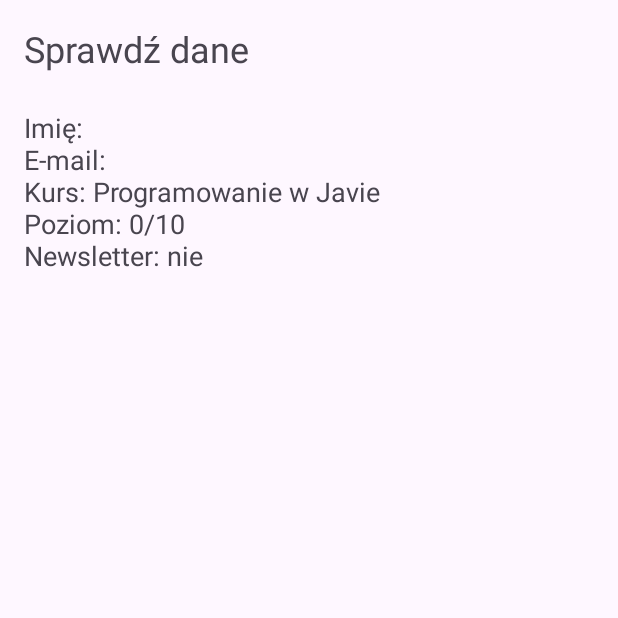
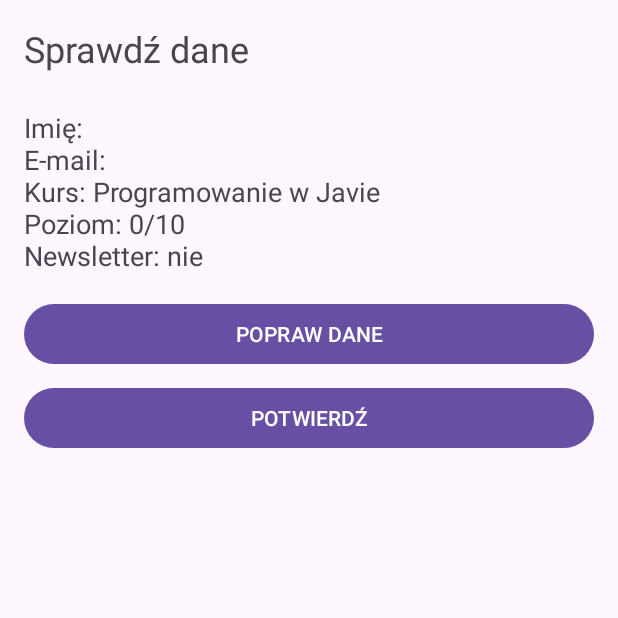
Before and after one commit to mateuszjankowski0502-dot/ScreenZad1, an Android app: the screen it shows after launch (SummaryActivity), after a tap on "DALEJ", on a phone screen of 412 x 824 dp, the top half of it. Run offline under Robolectric (Android 15) with nearby library versions, the phone set to English and light mode, and no system bars.

Commit message:
feat: powrot z wynikiem przez ActivityResultLauncher

```diff
--- a/app/src/main/java/com/example/dwaekrany/MainActivity.java
+++ b/app/src/main/java/com/example/dwaekrany/MainActivity.java
@@ -9,11 +9,32 @@ import android.widget.EditText;
 import android.widget.SeekBar;
 import android.widget.Spinner;
 import android.widget.TextView;
+import android.widget.Toast;
+import androidx.activity.result.ActivityResultLauncher;
+import androidx.activity.result.contract.ActivityResultContracts;
 
 import androidx.appcompat.app.AppCompatActivity;
 
 public class MainActivity extends AppCompatActivity {
+    private final ActivityResultLauncher<Intent> summaryLauncher =
+            registerForActivityResult(
+                    new ActivityResultContracts.StartActivityForResult(),
+                    result -> {
+                        if (result.getResultCode() == RESULT_OK
+                                && result.getData() != null) {
 
+                            String number = result.getData()
+                                    .getStringExtra(SummaryActivity.EXTRA_NUMBER);
+
+                            Toast.makeText(
+                                    this,
+                                    getString(R.string.registered, number),
+                                    Toast.LENGTH_LONG
+                            ).show();
+                        }
+                        // RESULT_CANCELED: użytkownik zrezygnował lub nacisnął Wstecz.
+                    }
+            );
     private EditText etName;
     private EditText etEmail;
     private Spinner spCourse;
@@ -84,6 +105,5 @@ public class MainActivity extends AppCompatActivity {
         intent.putExtra(SummaryActivity.EXTRA_LEVEL, level);
         intent.putExtra(SummaryActivity.EXTRA_NEWSLETTER, newsletter);
 
-        startActivity(intent);
-    }
+        summaryLauncher.launch(intent);    }
 }
--- a/app/src/main/java/com/example/dwaekrany/SummaryActivity.java
+++ b/app/src/main/java/com/example/dwaekrany/SummaryActivity.java
@@ -1,12 +1,13 @@
 package com.example.dwaekrany;
-
+import android.content.Intent;
 import android.os.Bundle;
 import android.widget.TextView;
 
 import androidx.appcompat.app.AppCompatActivity;
 
 public class SummaryActivity extends AppCompatActivity {
-
+    public static final String EXTRA_NUMBER =
+            "com.example.dwaekrany.NUMBER";
     public static final String EXTRA_NAME = "extra_name";
     public static final String EXTRA_EMAIL = "extra_email";
     public static final String EXTRA_COURSE = "extra_course";
@@ -40,5 +41,17 @@ public class SummaryActivity extends AppCompatActivity {
 
         TextView tvSummary = findViewById(R.id.tvSummary);
         tvSummary.setText(summary);
+        findViewById(R.id.btnConfirm).setOnClickListener(v -> confirm());
+        findViewById(R.id.btnEdit).setOnClickListener(v -> finish());
+
+    }
+    private void confirm() {
+        String number = "ZG/" + (1000 + new java.util.Random().nextInt(9000));
+
+        Intent result = new Intent();
+        result.putExtra(EXTRA_NUMBER, number);
+
+        setResult(RESULT_OK, result);
+        finish();
     }
 }
--- a/app/src/main/res/layout/activity_summary.xml
+++ b/app/src/main/res/layout/activity_summary.xml
@@ -17,5 +17,17 @@
         android:layout_height="wrap_content"
         android:layout_marginTop="24dp"
         android:textSize="18sp" />
+    <Button
+        android:id="@+id/btnEdit"
+        android:layout_width="match_parent"
+        android:layout_height="wrap_content"
+        android:layout_marginTop="16dp"
+        android:text="@string/btn_edit" />
 
+    <Button
+        android:id="@+id/btnConfirm"
+        android:layout_width="match_parent"
+        android:layout_height="wrap_content"
+        android:layout_marginTop="8dp"
+        android:text="@string/btn_confirm" />
 </LinearLayout>
--- a/app/src/main/res/values/strings.xml
+++ b/app/src/main/res/values/strings.xml
@@ -18,5 +18,8 @@
         <item>Aplikacje mobilne</item>
         <item>Bazy danych</item>
     </string-array>
+    <string name="btn_edit">POPRAW DANE</string>
+    <string name="btn_confirm">POTWIERDŹ</string>
+    <string name="registered">Zgłoszenie przyjęte! Numer: %1$s</string>
 
 </resources>
```
